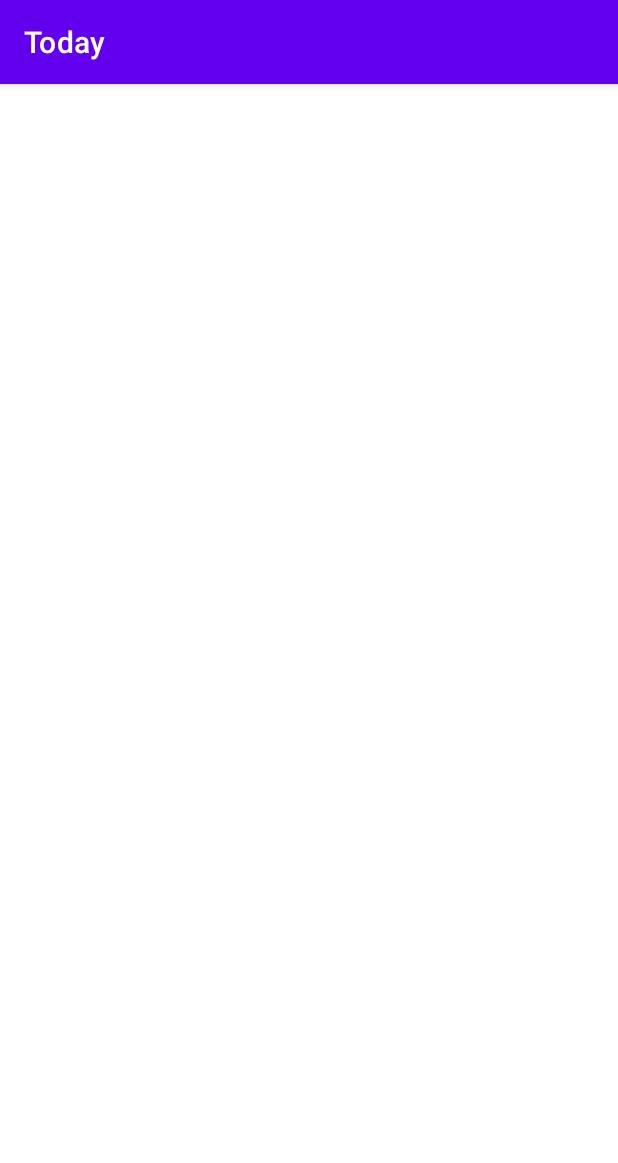
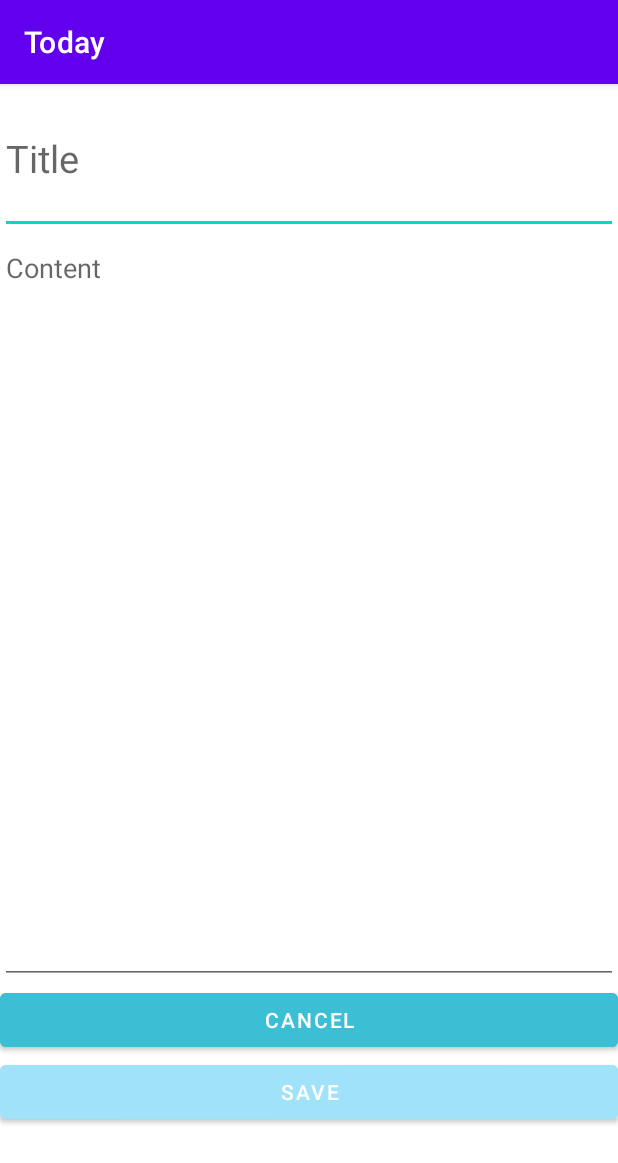
Before and after one commit to gataria/Today, an Android app: the NoteActivity screen opened directly, with no data from a screen before it, on a phone screen of 412 x 824 dp. Shown: the top 1163 px of the screen. Run offline under Robolectric (Android 15) with nearby library versions, the phone set to English and light mode, and no system bars; 2 statements that could not run were skipped.

Commit message:
-Developed NoteActivity -Simple MainActivity, just to reach NoteActivity -TODO: Write a SaveButtonController to actually save changes to a Note. After that, write MainActivity>onActivityResult to make the changes to the appropriate Note in its noteList.

```diff
--- /dev/null
+++ b/app/src/main/java/edu/utsa/today/CancelButtonController.java
@@ -0,0 +1,18 @@
+package edu.utsa.today;
+
+import android.app.Activity;
+import android.view.View;
+
+public class CancelButtonController implements View.OnClickListener {
+
+    Activity activity;
+
+    public CancelButtonController (Activity activity) {
+        this.activity = activity;
+    }
+
+    public void onClick(View view) {
+        activity.setResult(Activity.RESULT_CANCELED);
+        activity.finish();
+    }
+}
--- a/app/src/main/java/edu/utsa/today/NoteActivity.java
+++ b/app/src/main/java/edu/utsa/today/NoteActivity.java
@@ -3,6 +3,9 @@ package edu.utsa.today;
 import androidx.appcompat.app.AppCompatActivity;
 
 import android.os.Bundle;
+import android.view.View;
+import android.widget.Button;
+import android.widget.EditText;
 
 public class NoteActivity extends AppCompatActivity {
 
@@ -10,5 +13,17 @@ public class NoteActivity extends AppCompatActivity {
     protected void onCreate(Bundle savedInstanceState) {
         super.onCreate(savedInstanceState);
         setContentView(R.layout.activity_note);
+
+        EditText titleBox = findViewById(R.id.titleBox);
+        EditText contentBox = findViewById(R.id.contentBox);
+        Button cancelButton = findViewById(R.id.cancelButton);
+        Button saveButton = findViewById(R.id.saveButton);
+
+        Note note = getIntent().getParcelableExtra(MainActivity.NOTE_KEY, Note.class);
+        titleBox.setText(note.getTitle());
+        contentBox.setText(note.getContent());
+
+        cancelButton.setOnClickListener(new CancelButtonController(this));
+
     }
 }
--- a/app/src/main/res/layout/activity_note.xml
+++ b/app/src/main/res/layout/activity_note.xml
@@ -1,9 +1,43 @@
 <?xml version="1.0" encoding="utf-8"?>
-<androidx.constraintlayout.widget.ConstraintLayout xmlns:android="http://schemas.android.com/apk/res/android"
+<LinearLayout xmlns:android="http://schemas.android.com/apk/res/android"
     xmlns:app="http://schemas.android.com/apk/res-auto"
     xmlns:tools="http://schemas.android.com/tools"
     android:layout_width="match_parent"
     android:layout_height="match_parent"
-    tools:context=".NoteActivity">
+    tools:context=".NoteActivity"
+    android:orientation="vertical">
 
-</androidx.constraintlayout.widget.ConstraintLayout>
+    <EditText
+        android:layout_width="match_parent"
+        android:layout_height="100dp"
+        android:id="@+id/titleBox"
+        android:textSize="25sp"
+        android:gravity="start|center_vertical"
+        android:hint="@string/title_box_hint"/>
+    <EditText
+        android:layout_width="match_parent"
+        android:layout_height="500dp"
+        android:id="@+id/contentBox"
+        android:gravity="start|top"
+        android:hint="@string/content_box_hint"/>
+    <LinearLayout
+        android:layout_width="match_parent"
+        android:layout_height="match_parent"
+        android:orientation="vertical">
+
+        <Button
+            android:id="@+id/cancelButton"
+            android:layout_width="match_parent"
+            android:layout_height="wrap_content"
+            android:text="@string/cancel_button"
+            android:backgroundTint="@color/primary"/>
+        <Button
+            android:id="@+id/saveButton"
+            android:layout_width="match_parent"
+            android:layout_height="wrap_content"
+            android:text="@string/save_button"
+            android:backgroundTint="@color/secondary"/>
+
+    </LinearLayout>
+
+</LinearLayout>
--- a/app/src/main/res/values/colors.xml
+++ b/app/src/main/res/values/colors.xml
@@ -7,4 +7,6 @@
     <color name="teal_700">#FF018786</color>
     <color name="black">#FF000000</color>
     <color name="white">#FFFFFFFF</color>
+    <color name="primary">#3BBFD4</color>
+    <color name="secondary">#A0E2FA</color>
 </resources>
--- a/app/src/main/res/values/strings.xml
+++ b/app/src/main/res/values/strings.xml
@@ -1,3 +1,7 @@
 <resources>
     <string name="app_name">Today</string>
+    <string name="save_button">Save</string>
+    <string name="cancel_button">Cancel</string>
+    <string name="title_box_hint">Title</string>
+    <string name="content_box_hint">Content</string>
 </resources>
```
Also changed, not shown: app/src/main/java/edu/utsa/today/MainActivity.java (+33 -0 lines), app/src/main/java/edu/utsa/today/NoteButtonController.java (added, +22 -0 lines), app/src/main/res/layout/activity_main.xml (+6 -12 lines).
